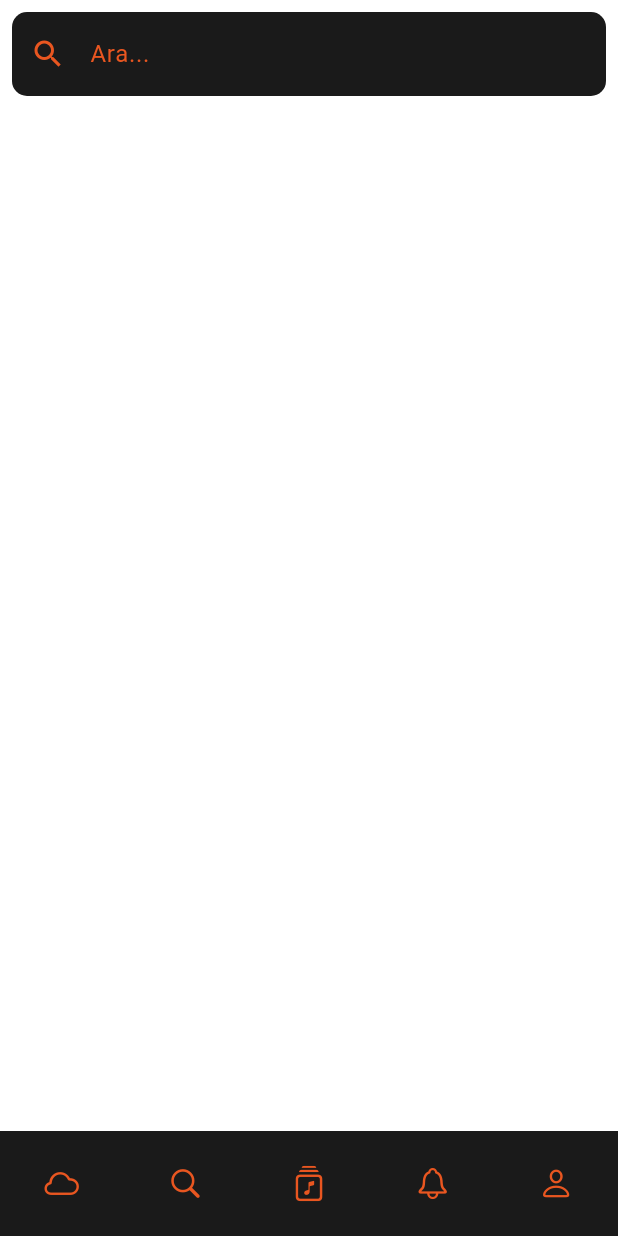
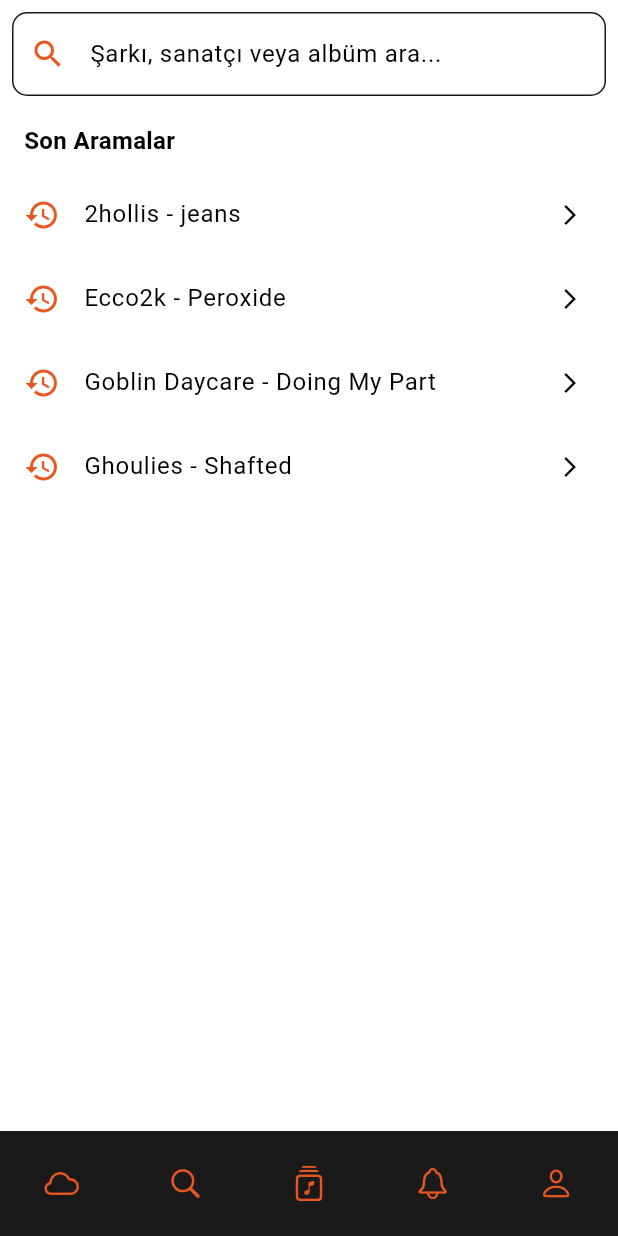
Before and after one commit to batuhanyeniocak/Flutter-Noisekloud, a Flutter app: the SearchScreen screen opened by its route, on a phone screen of 412 x 824 dp. Run offline on Flutter 3.47's test engine with Material 3 defaults, Android fonts, the phone set to English and light mode, and no system bars; our stand-ins replace go_router, google_fonts, lottie; missing offline and left inert: dotlottie_loader.

Commit message:
search ekrani guncellendi + profil ekrani guncellendi

```diff
--- a/lib/core/themes.dart
+++ b/lib/core/themes.dart
@@ -21,7 +21,7 @@ const colors = {
   "onPrimary": Color.fromARGB(255, 0, 0, 0),
   "secondary": Color.fromARGB(255, 26, 26, 26),
   "onSecondary": Color.fromARGB(255, 0, 0, 0),
-  "surface": Color.fromARGB(195, 255, 255, 255),
+  "surface": Color.fromARGB(255, 255, 255, 255),
   "onSurface": Color.fromARGB(255, 0, 0, 0),
   "success": Colors.green,
   "error": Colors.red,
--- a/lib/screens/search_screen.dart
+++ b/lib/screens/search_screen.dart
@@ -12,6 +12,7 @@ class SearchScreen extends StatelessWidget {
     return Scaffold(
       backgroundColor: colorScheme.surface,
       body: Column(
+        crossAxisAlignment: CrossAxisAlignment.start,
         children: [
           Padding(
             padding: const EdgeInsets.all(8.0),
@@ -19,20 +20,58 @@ class SearchScreen extends StatelessWidget {
               enabled: true,
               decoration: InputDecoration(
                 filled: true,
-                fillColor: colorScheme.secondary,
-                hintText: 'Ara...',
-                hintStyle: TextStyle(color: colorScheme.primary),
+                fillColor: colorScheme.surface,
+                hintText: 'Şarkı, sanatçı veya albüm ara...',
+                hintStyle: TextStyle(color: colorScheme.onSurface),
                 border: OutlineInputBorder(
                   borderRadius: BorderRadius.circular(10.0),
                   borderSide: BorderSide.none,
                 ),
                 prefixIcon: Icon(Icons.search, color: colorScheme.primary),
+                focusedBorder: OutlineInputBorder(
+                  borderRadius: BorderRadius.circular(10.0),
+                  borderSide: BorderSide(color: colorScheme.secondary),
+                ),
+                enabledBorder: OutlineInputBorder(
+                  borderRadius: BorderRadius.circular(10.0),
+                  borderSide: BorderSide(color: colorScheme.secondary),
+                ),
               ),
             ),
           ),
+          const SizedBox(height: 10),
+          Padding(
+            padding: const EdgeInsets.symmetric(horizontal: 16.0),
+            child: Text(
+              'Son Aramalar',
+              style: TextStyle(
+                color: colorScheme.onSurface,
+                fontWeight: FontWeight.bold,
+                fontSize: 16,
+              ),
+            ),
+          ),
+          const SizedBox(height: 10),
+          _buildSearchHistoryItem(colorScheme, '2hollis - jeans'),
+          _buildSearchHistoryItem(colorScheme, 'Ecco2k - Peroxide'),
+          _buildSearchHistoryItem(
+              colorScheme, 'Goblin Daycare - Doing My Part'),
+          _buildSearchHistoryItem(colorScheme, 'Ghoulies - Shafted'),
         ],
       ),
       bottomNavigationBar: const BottomMenu(),
     );
   }
+
+  Widget _buildSearchHistoryItem(ColorScheme colorScheme, String title) {
+    return ListTile(
+      leading: Icon(Icons.history, color: colorScheme.primary),
+      title: Text(
+        title,
+        style: TextStyle(color: colorScheme.onSurface),
+      ),
+      trailing: const Icon(Icons.arrow_forward_ios, size: 16),
+      onTap: () {},
+    );
+  }
 }
```
Also changed, not shown: lib/screens/profile_screen.dart (+23 -3 lines).
